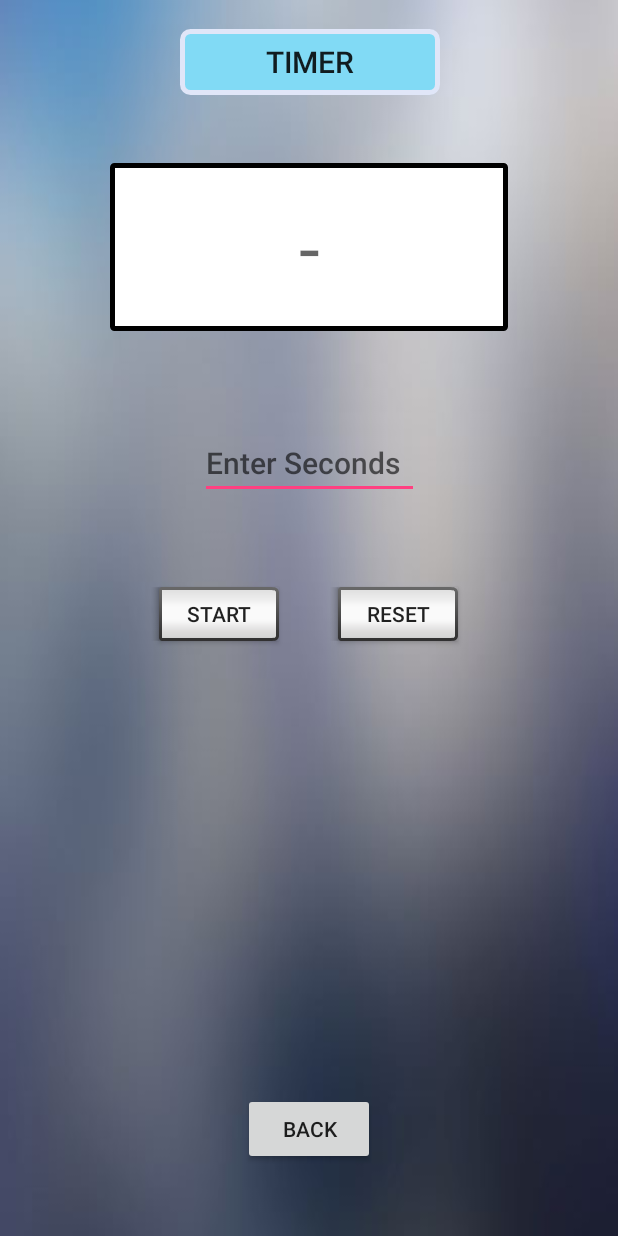
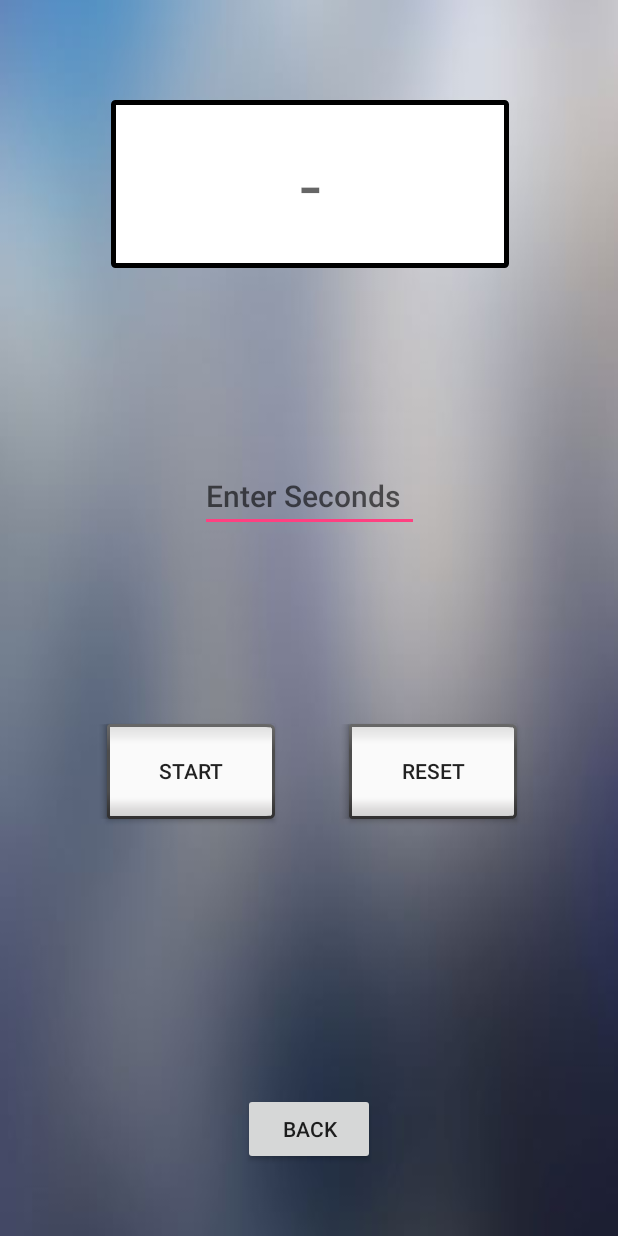
Before and after one commit to garciama/Fitness_Application, an Android app: the Timer screen opened directly, with no data from a screen before it, on a phone screen of 412 x 824 dp. Run offline under Robolectric (Android 15) with nearby library versions, the phone set to English and light mode, and no system bars.

Commit message:
Cleaned up code and worked on design.

```diff
--- a/app/src/main/java/com/example/logindemo/SecondActivity.java
+++ b/app/src/main/java/com/example/logindemo/SecondActivity.java
@@ -6,10 +6,10 @@ import android.support.v7.app.AppCompatActivity;
 import android.os.Bundle;
 import android.view.View;
 import android.widget.Button;
-import android.widget.EditText;
-import android.widget.TextView;
 
 public class SecondActivity extends AppCompatActivity {
+
+    // Declaring variables
     private Button Nutrition;
     private Button Workout;
     private Button Notes;
@@ -17,18 +17,12 @@ public class SecondActivity extends AppCompatActivity {
     private Button Stopwatch;
     private FloatingActionButton Logout;
 
-    //add calendar for meal plans
-    //health tips area, suggested workouts based on user info (such as weight loss, strength, gender
-    //weight and height
-    //goals section (possibly have a reminder/progression on login)
-
-
     @Override
     protected void onCreate(Bundle savedInstanceState) {
         super.onCreate(savedInstanceState);
         setContentView(R.layout.activity_second);
 
-        //assigning variables to ID's defined in XML layout
+        // Assigning variables to ID's defined in XML layout
         Nutrition = (Button)findViewById(R.id.btnNutrition);
         Workout = (Button)findViewById(R.id.btnWorkout);
         Notes = (Button)findViewById(R.id.btnNotes);
@@ -36,67 +30,60 @@ public class SecondActivity extends AppCompatActivity {
         Logout = (FloatingActionButton)findViewById(R.id.btnLogout);
         Stopwatch = (Button)findViewById(R.id.btnStopwatch);
 
-        //set listeners for buttons
+        // Setting listeners for buttons:
         Nutrition.setOnClickListener(new View.OnClickListener() {
             @Override
             public void onClick(View view) {
-                //intent basically used to go from one activity to another
-                //source and destination parameters, .this for source and .class for destination
+                // Intent basically used to go from one activity to another.
+                // Source and destination parameters, .this for source and .class for destination.
                 Intent nutritionIntent = new Intent(SecondActivity.this, Nutrition.class);
                 startActivity(nutritionIntent);
             }
         });
 
+        // Clicking workout button will redirect user to Workout activity.
         Workout.setOnClickListener(new View.OnClickListener() {
             @Override
             public void onClick(View view) {
-                //intent basically used to go from one activity to another
-                //source and destination parameters, .this for source and .class for destination
                 Intent workoutIntent = new Intent(SecondActivity.this, Workout.class);
                 startActivity(workoutIntent);
             }
         });
 
+        // Clicking Notes button will redirect user to Notes activity.
         Notes.setOnClickListener(new View.OnClickListener() {
             @Override
             public void onClick(View view) {
-                //intent basically used to go from one activity to another
-                //source and destination parameters, .this for source and .class for destination
                 Intent notesIntent = new Intent(SecondActivity.this, Notes.class);
                 startActivity(notesIntent);
             }
         });
 
+        // Clicking Timer button will redirect user to Timer activity.
         Timer.setOnClickListener(new View.OnClickListener() {
             @Override
             public void onClick(View view) {
-                //intent basically used to go from one activity to another
-                //source and destination parameters, .this for source and .class for destination
                 Intent timerIntent = new Intent(SecondActivity.this, Timer.class);
                 startActivity(timerIntent);
             }
         });
 
-        Logout.setOnClickListener(new View.OnClickListener() {
-            @Override
-            public void onClick(View view) {
-                //intent basically used to go from one activity to another
-                //source and destination parameters, .this for source and .class for destination
-                Intent logoutIntent = new Intent(SecondActivity.this, MainActivity.class);
-                startActivity(logoutIntent);
-            }
-        });
-
+        // Clicking Stopwatch button will redirect user to Stopwatch activity.
         Stopwatch.setOnClickListener(new View.OnClickListener() {
             @Override
             public void onClick(View view) {
-                //intent basically used to go from one activity to another
-                //source and destination parameters, .this for source and .class for destination
                 Intent stopwatchIntent = new Intent(SecondActivity.this, Stopwatch.class);
                 startActivity(stopwatchIntent);
             }
         });
 
-
+        // Clicking the top right logout button brings user to Login screen.
+        Logout.setOnClickListener(new View.OnClickListener() {
+            @Override
+            public void onClick(View view) {
+                Intent logoutIntent = new Intent(SecondActivity.this, MainActivity.class);
+                startActivity(logoutIntent);
+            }
+        });
     }
 }
--- a/app/src/main/res/layout/activity_main.xml
+++ b/app/src/main/res/layout/activity_main.xml
@@ -7,7 +7,7 @@
     android:background="@drawable/blurdeadlift"
     tools:context="com.example.logindemo.MainActivity">
 
-
+    <!-- Text field for the user to enter username. -->
     <EditText
         android:id="@+id/etName"
         android:layout_width="wrap_content"
@@ -26,6 +26,7 @@
         app:layout_constraintTop_toTopOf="parent"
         app:layout_constraintVertical_bias="0.24" />
 
+    <!-- Text field for the user to enter password. -->
     <EditText
         android:id="@+id/etPassword"
         android:layout_width="wrap_content"
@@ -44,6 +45,7 @@
         app:layout_constraintTop_toBottomOf="@+id/etName"
         app:layout_constraintVertical_bias="0.111" />
 
+    <!-- Button that will verify username and password. -->
     <Button
         android:id="@+id/btnLogin"
         android:layout_width="wrap_content"
@@ -59,6 +61,7 @@
         app:layout_constraintTop_toBottomOf="@+id/etPassword"
         app:layout_constraintVertical_bias="0.145" />
 
+    <!-- TextView to display login attempts left. -->
     <TextView
         android:id="@+id/tvInfo"
         android:layout_width="wrap_content"
--- a/app/src/main/res/layout/activity_notes.xml
+++ b/app/src/main/res/layout/activity_notes.xml
@@ -6,6 +6,7 @@
     android:layout_height="match_parent"
     tools:context=".Notes">
 
+    <!-- Text field for the user to type in their notes. -->
     <EditText
         android:id="@+id/notesSection"
         android:layout_width="384dp"
@@ -20,6 +21,8 @@
         app:layout_constraintStart_toStartOf="parent"
         app:layout_constraintTop_toTopOf="parent"
         app:layout_constraintVertical_bias="0.0" />
+
+    <!-- Button that redirects to home page. -->
     <Button
         android:id="@+id/backButton"
         android:layout_width="wrap_content"
@@ -37,6 +40,7 @@
         app:layout_constraintTop_toTopOf="parent"
         app:layout_constraintVertical_bias="0.95" />
 
+    <!-- Button to save users notes. -->
     <android.support.design.widget.FloatingActionButton
         android:id="@+id/saveButton"
         android:layout_width="53dp"
--- a/app/src/main/res/layout/activity_second.xml
+++ b/app/src/main/res/layout/activity_second.xml
@@ -8,6 +8,7 @@
     tools:context="com.example.logindemo.SecondActivity"
     tools:layout_editor_absoluteY="25dp">
 
+    <!-- Button that will redirect to stopwatch activity. -->
     <Button
         android:id="@+id/btnStopwatch"
         style="@android:style/Widget.DeviceDefault.Light.Button.Inset"
@@ -24,6 +25,7 @@
         app:layout_constraintTop_toTopOf="parent"
         app:layout_constraintVertical_bias="0.771" />
 
+    <!-- Button that will redirect to timer activity. -->
     <Button
         android:id="@+id/btnTimer"
         style="@android:style/Widget.DeviceDefault.Light.Button.Inset"
@@ -40,6 +42,7 @@
         app:layout_constraintTop_toTopOf="parent"
         app:layout_constraintVertical_bias="0.608" />
 
+    <!-- Button that will redirect to nutrition activity. -->
     <Button
         android:id="@+id/btnNutrition"
         style="@android:style/Widget.DeviceDefault.Light.Button.Inset"
@@ -56,6 +59,7 @@
         app:layout_constraintTop_toTopOf="parent"
         app:layout_constraintVertical_bias="0.179" />
 
+    <!-- Button that will redirect to workout activity. -->
     <Button
         android:id="@+id/btnWorkout"
         style="@android:style/Widget.DeviceDefault.Light.Button.Inset"
@@ -72,6 +76,7 @@
         app:layout_constraintTop_toTopOf="parent"
         app:layout_constraintVertical_bias="0.329" />
 
+    <!-- Button that will redirect to notes activity. -->
     <Button
         android:id="@+id/btnNotes"
         style="@android:style/Widget.DeviceDefault.Light.Button.Inset"
@@ -88,18 +93,20 @@
         app:layout_constraintTop_toTopOf="parent"
         app:layout_constraintVertical_bias="0.472" />
 
+    <!-- Button that will bring user to login page. -->
     <android.support.design.widget.FloatingActionButton
         android:id="@+id/btnLogout"
         android:layout_width="wrap_content"
         android:layout_height="wrap_content"
         android:layout_marginEnd="8dp"
-        android:layout_marginRight="8dp"
         android:layout_marginTop="8dp"
         android:clickable="true"
+        app:backgroundTint="@android:color/darker_gray"
         app:layout_constraintEnd_toEndOf="parent"
         app:layout_constraintTop_toTopOf="parent"
         app:srcCompat="@drawable/logout" />
 
+    <!-- Navigation bar that will allow user to go to songs, home page, and saved videos. -->
     <android.support.design.widget.BottomNavigationView
         android:id="@+id/navigationView"
         android:layout_width="0dp"
--- a/app/src/main/res/layout/activity_stopwatch.xml
+++ b/app/src/main/res/layout/activity_stopwatch.xml
@@ -9,6 +9,8 @@
     android:background="@drawable/blur"
     tools:context=".Stopwatch">
 
+
+    <!-- Chronometer class implements a simple timer. -->
     <Chronometer
         android:id="@+id/chrono"
         android:layout_width="wrap_content"
@@ -25,6 +27,7 @@
         app:layout_constraintTop_toTopOf="parent"
         app:layout_constraintVertical_bias="0.12" />
 
+    <!-- Button that starts the chronometer. -->
     <Button
         android:id="@+id/button2"
         style="@android:style/Widget.DeviceDefault.Light.Button.Inset"
@@ -42,6 +45,7 @@
         app:layout_constraintTop_toTopOf="parent"
         app:layout_constraintVertical_bias="0.454" />
 
+    <!-- Button that pauses the chronometer. -->
     <Button
         android:id="@+id/button3"
         style="@android:style/Widget.DeviceDefault.Light.Button.Inset"
@@ -59,6 +63,7 @@
         app:layout_constraintTop_toTopOf="parent"
         app:layout_constraintVertical_bias="0.626" />
 
+    <!-- Button that resets the chronometer. -->
     <Button
         style="@android:style/Widget.DeviceDefault.Light.Button.Inset"
         android:layout_width="121dp"
@@ -76,6 +81,7 @@
         app:layout_constraintTop_toTopOf="parent"
         app:layout_constraintVertical_bias="0.796" />
 
+    <!-- Button that will redirect to the home page. -->
     <Button
         android:id="@+id/btnback"
         android:layout_width="wrap_content"
--- a/app/src/main/res/layout/activity_timer.xml
+++ b/app/src/main/res/layout/activity_timer.xml
@@ -7,6 +7,7 @@
     android:background="@drawable/blur"
     tools:context=".Timer">
 
+    <!-- Button to go back to home screen -->
     <Button
         android:id="@+id/backButton"
         android:layout_width="wrap_content"
@@ -24,14 +25,13 @@
         app:layout_constraintTop_toTopOf="parent"
         app:layout_constraintVertical_bias="0.948" />
 
+    <!-- Text field for user to enter in seconds -->
     <EditText
         android:id="@+id/timerInput"
         android:layout_width="146dp"
-        android:layout_height="42dp"
+        android:layout_height="44dp"
         android:layout_marginBottom="8dp"
         android:layout_marginEnd="8dp"
-        android:layout_marginLeft="8dp"
-        android:layout_marginRight="8dp"
         android:layout_marginStart="8dp"
         android:layout_marginTop="8dp"
         android:hint="Enter Seconds"
@@ -41,29 +41,9 @@
         app:layout_constraintEnd_toEndOf="parent"
         app:layout_constraintStart_toStartOf="parent"
         app:layout_constraintTop_toTopOf="parent"
-        app:layout_constraintVertical_bias="0.369" />
+        app:layout_constraintVertical_bias="0.396" />
 
-    <TextView
-        android:id="@+id/timerTitle"
-        android:layout_width="173dp"
-        android:layout_height="44dp"
-        android:layout_marginBottom="8dp"
-        android:layout_marginEnd="8dp"
-        android:layout_marginLeft="8dp"
-        android:layout_marginRight="8dp"
-        android:layout_marginStart="8dp"
-        android:layout_marginTop="8dp"
-        android:background="@drawable/rounded_corner"
-        android:gravity="center"
-        android:text="TIMER"
-        android:textAppearance="@android:style/TextAppearance.Material.Title"
-        app:layout_constraintBottom_toBottomOf="parent"
-        app:layout_constraintEnd_toEndOf="parent"
-        app:layout_constraintHorizontal_bias="0.502"
-        app:layout_constraintStart_toStartOf="parent"
-        app:layout_constraintTop_toTopOf="parent"
-        app:layout_constraintVertical_bias="0.015" />
-
+    <!-- TextView to display time left on timer. -->
     <TextView
         android:id="@+id/timerView"
         android:layout_width="265dp"
@@ -79,15 +59,17 @@
         android:textSize="50sp"
         app:layout_constraintBottom_toBottomOf="parent"
         app:layout_constraintEnd_toEndOf="parent"
+        app:layout_constraintHorizontal_bias="0.504"
         app:layout_constraintStart_toStartOf="parent"
         app:layout_constraintTop_toTopOf="parent"
-        app:layout_constraintVertical_bias="0.145" />
+        app:layout_constraintVertical_bias="0.084" />
 
+    <!-- Button to start the timer. -->
     <Button
         android:id="@+id/timerStart"
         style="@android:style/Widget.Material.Button.Inset"
-        android:layout_width="wrap_content"
-        android:layout_height="wrap_content"
+        android:layout_width="120dp"
+        android:layout_height="75dp"
         android:layout_marginBottom="8dp"
         android:layout_marginEnd="8dp"
         android:layout_marginStart="8dp"
@@ -95,16 +77,17 @@
         android:text="Start"
         app:layout_constraintBottom_toBottomOf="parent"
         app:layout_constraintEnd_toEndOf="parent"
-        app:layout_constraintHorizontal_bias="0.3"
+        app:layout_constraintHorizontal_bias="0.209"
         app:layout_constraintStart_toStartOf="parent"
         app:layout_constraintTop_toTopOf="parent"
-        app:layout_constraintVertical_bias="0.499" />
+        app:layout_constraintVertical_bias="0.642" />
 
+    <!-- Button to reset the timer. -->
     <Button
         android:id="@+id/timerReset"
         style="@android:style/Widget.Material.Button.Inset"
-        android:layout_width="wrap_content"
-        android:layout_height="wrap_content"
+        android:layout_width="120dp"
+        android:layout_height="75dp"
         android:layout_marginBottom="8dp"
         android:layout_marginEnd="8dp"
         android:layout_marginStart="8dp"
@@ -112,9 +95,9 @@
         android:text="Reset"
         app:layout_constraintBottom_toBottomOf="parent"
         app:layout_constraintEnd_toEndOf="parent"
-        app:layout_constraintHorizontal_bias="0.689"
+        app:layout_constraintHorizontal_bias="0.794"
         app:layout_constraintStart_toStartOf="parent"
         app:layout_constraintTop_toTopOf="parent"
-        app:layout_constraintVertical_bias="0.499" />
+        app:layout_constraintVertical_bias="0.642" />
 
 </android.support.constraint.ConstraintLayout>
--- a/app/src/main/res/menu/navigation.xml
+++ b/app/src/main/res/menu/navigation.xml
@@ -3,18 +3,18 @@
 
     <item
         android:id="@+id/navigation_songs"
-        android:icon="@drawable/blur"
+        android:icon="@drawable/songs"
         android:title="Songs"/>
 
     <item
-        android:id="@+id/navigation_albums"
-        android:icon="@drawable/blur"
-        android:title="Albums"/>
+        android:id="@+id/navigation_home"
+        android:icon="@drawable/home"
+        android:title="Home Page"/>
 
     <item
-        android:id="@+id/navigation_artists"
-        android:icon="@drawable/blur"
-        android:title="Artists"/>
+        android:id="@+id/navigation_videos"
+        android:icon="@drawable/video"
+        android:title="Saved Videos"/>
 
 
 </menu>
--- a/app/src/main/res/values/colors.xml
+++ b/app/src/main/res/values/colors.xml
@@ -1,7 +1,7 @@
 <?xml version="1.0" encoding="utf-8"?>
 <resources>
-    <color name="colorPrimary">#3F51B5</color>
-    <color name="colorPrimaryDark">#303F9F</color>
+    <color name="colorPrimary">#b8bac4</color>
+    <color name="colorPrimaryDark">#434448</color>
     <color name="colorAccent">#FF4081</color>
     <color name="white">#ffffff</color>
 </resources>
```
Also changed, not shown: app/src/main/java/com/example/logindemo/MainActivity.java (+11 -9 lines), app/src/main/java/com/example/logindemo/Notes.java (+14 -11 lines), app/src/main/java/com/example/logindemo/Stopwatch.java (+16 -8 lines), app/src/main/java/com/example/logindemo/Timer.java (+8 -3 lines), app/src/main/res/drawable/home.png (added), app/src/main/res/drawable/songs.png (added), app/src/main/res/drawable/video.png (added).
